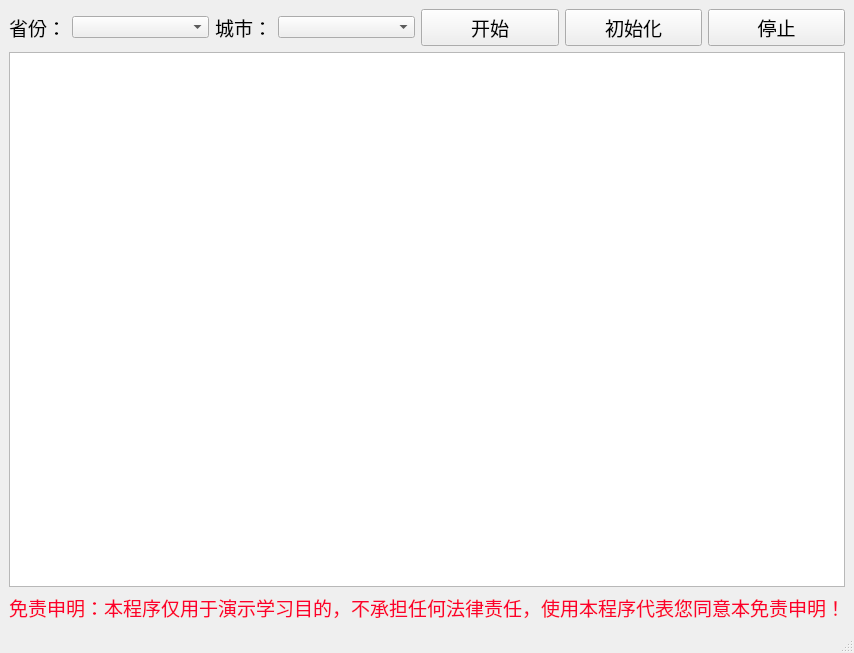
FearlessPeople/lianjia_spider, file ui/lianjia_spider.ui: the form before one commit.
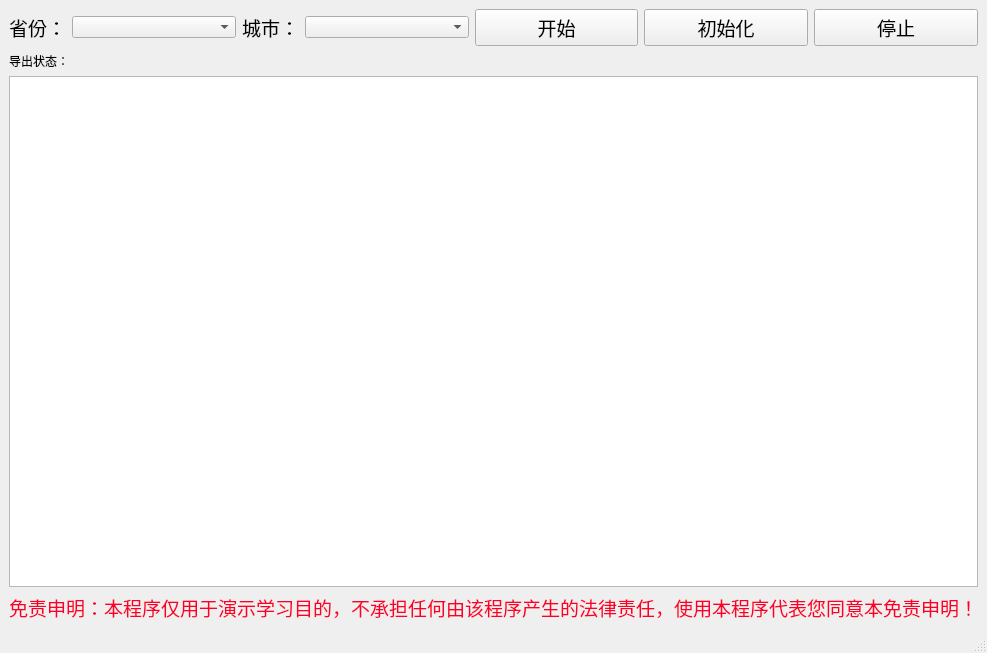
The form after the commit.

What changed in the file:
```diff
--- a/ui/lianjia_spider.ui
+++ b/ui/lianjia_spider.ui
@@ -6,7 +6,7 @@
    <rect>
     <x>0</x>
     <y>0</y>
-    <width>739</width>
+    <width>766</width>
     <height>653</height>
    </rect>
   </property>
@@ -196,6 +196,27 @@
       </item>
      </layout>
     </item>
+    <item>
+     <layout class="QHBoxLayout" name="horizontalLayout_2" stretch="0,1">
+      <item>
+       <widget class="QLabel" name="export_text_label">
+        <property name="text">
+         <string>导出状态：</string>
+        </property>
+       </widget>
+      </item>
+      <item>
+       <widget class="QLabel" name="export_text">
+        <property name="text">
+         <string/>
+        </property>
+       </widget>
+      </item>
+     </layout>
+    </item>
+    <item>
+     <layout class="QHBoxLayout" name="horizontalLayout_3"/>
+    </item>
     <item>
      <widget class="QTextBrowser" name="textBrowser"/>
     </item>
@@ -212,7 +233,7 @@
        <string notr="true">color: rgb(252, 0, 44);</string>
       </property>
       <property name="text">
-       <string>免责申明：本程序仅用于演示学习目的，不承担任何法律责任，使用本程序代表您同意本免责申明！</string>
+       <string>免责申明：本程序仅用于演示学习目的，不承担任何由该程序产生的法律责任，使用本程序代表您同意本免责申明！</string>
       </property>
       <property name="alignment">
        <set>Qt::AlignCenter</set>
```
